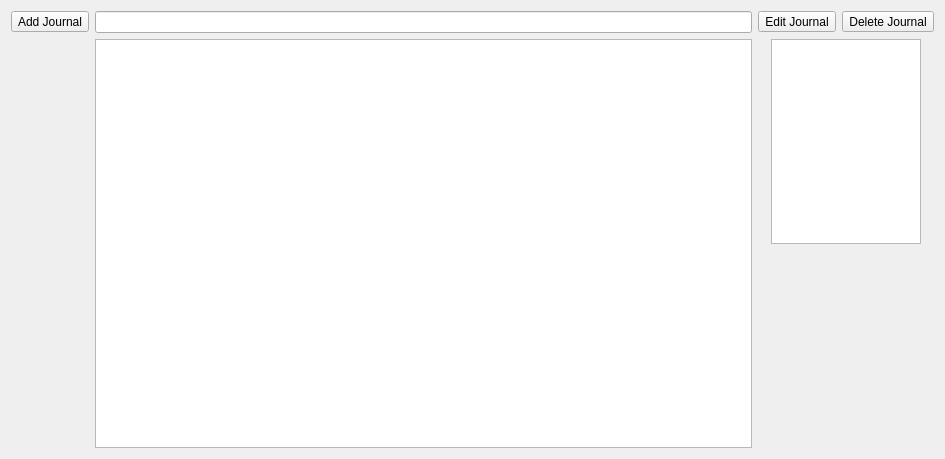
Above: journal.ui from falconofdoom/gui before the change. Below: the same form after it.
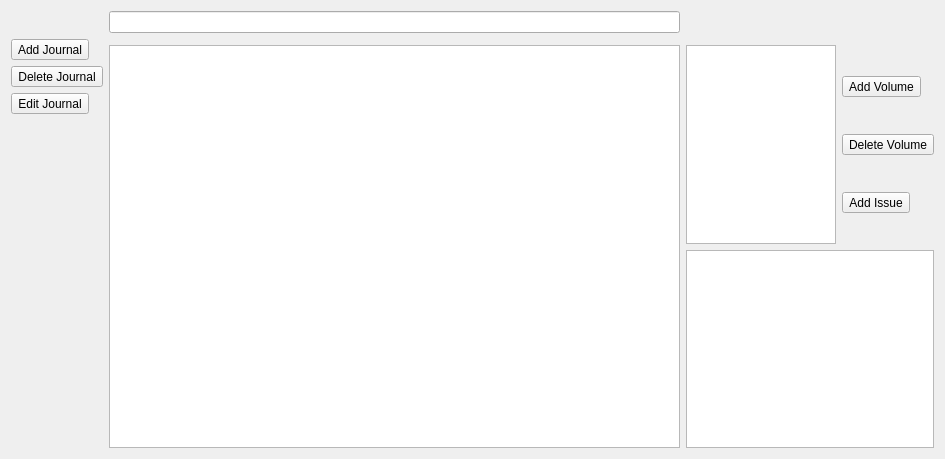
That is the form after the change.

Commit message: journal with volume

Diff of the .ui file:
```diff
--- a/journal.ui
+++ b/journal.ui
@@ -14,26 +14,42 @@
    <string>Dialog</string>
   </property>
   <layout class="QGridLayout" name="gridLayout">
-   <item row="0" column="0">
-    <widget class="QToolButton" name="toolButton">
-     <property name="text">
-      <string>Add Journal</string>
-     </property>
-    </widget>
-   </item>
-   <item row="0" column="1">
+   <item row="0" column="2">
     <widget class="QLineEdit" name="lineEdit"/>
    </item>
-   <item row="1" column="1">
+   <item row="2" column="2">
     <layout class="QVBoxLayout" name="verticalLayout">
      <item>
       <widget class="QTableView" name="tableView"/>
      </item>
     </layout>
    </item>
-   <item row="1" column="2">
-    <layout class="QGridLayout" name="gridLayout_2">
-     <item row="1" column="0">
+   <item row="1" column="0" rowspan="2">
+    <layout class="QVBoxLayout" name="verticalLayout_3">
+     <item>
+      <layout class="QVBoxLayout" name="verticalLayout_4">
+       <item>
+        <widget class="QToolButton" name="toolButton">
+         <property name="text">
+          <string>Add Journal</string>
+         </property>
+        </widget>
+       </item>
+       <item>
+        <widget class="QToolButton" name="toolButton_3">
+         <property name="text">
+          <string>Delete Journal</string>
+         </property>
+        </widget>
+       </item>
+       <item>
+        <widget class="QToolButton" name="toolButton_2">
+         <property name="text">
+          <string>Edit Journal</string>
+         </property>
+        </widget>
+       </item>
+       <item>
       <spacer name="verticalSpacer">
        <property name="orientation">
         <enum>Qt::Vertical</enum>
@@ -46,7 +62,13 @@
        </property>
       </spacer>
      </item>
-     <item row="0" column="0">
+      </layout>
+     </item>
+    </layout>
+   </item>
+   <item row="2" column="3">
+    <layout class="QGridLayout" name="gridLayout_2">
+     <item row="0" column="1">
       <widget class="QTableView" name="tableView_2">
        <property name="maximumSize">
         <size>
@@ -56,21 +78,38 @@
        </property>
       </widget>
      </item>
-    </layout>
-   </item>
    <item row="0" column="2">
-    <layout class="QHBoxLayout" name="horizontalLayout_3">
+      <layout class="QVBoxLayout" name="verticalLayout_2">
      <item>
-      <widget class="QToolButton" name="toolButton_2">
+        <widget class="QToolButton" name="toolButton_5">
        <property name="text">
-        <string>Edit Journal</string>
+          <string>Add Volume</string>
        </property>
       </widget>
      </item>
      <item>
-      <widget class="QToolButton" name="toolButton_3">
+        <widget class="QToolButton" name="toolButton_4">
        <property name="text">
-        <string>Delete Journal</string>
+          <string>Delete Volume</string>
+         </property>
+        </widget>
+       </item>
+       <item>
+        <widget class="QToolButton" name="toolButton_6">
+         <property name="text">
+          <string>Add Issue</string>
+         </property>
+        </widget>
+       </item>
+      </layout>
+     </item>
+     <item row="2" column="1" colspan="2">
+      <widget class="QTableView" name="tableView_3">
+       <property name="maximumSize">
+        <size>
+         <width>300</width>
+         <height>300</height>
+        </size>
        </property>
       </widget>
      </item>
```
Lines whose indentation alone changed are shown as unchanged. The commit also changes 11 other files.
